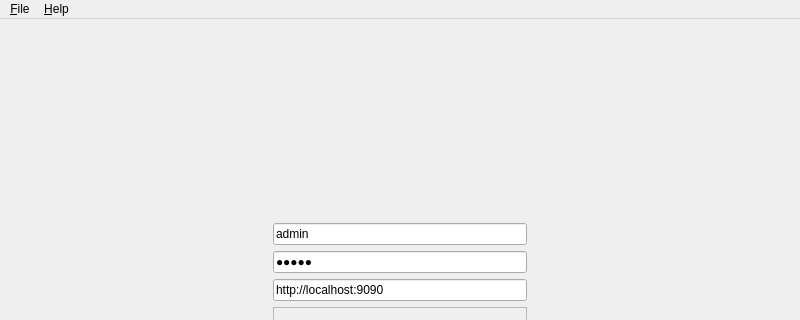
This is app/Client/MainWindow/forms/main.ui in deskos-xp/MyMoneyMaker as Qt 5 draws it before an edit; both pictures show x 0 to 800 and y 0 to 320 of the 800 by 600 pixel window. The edited form follows.
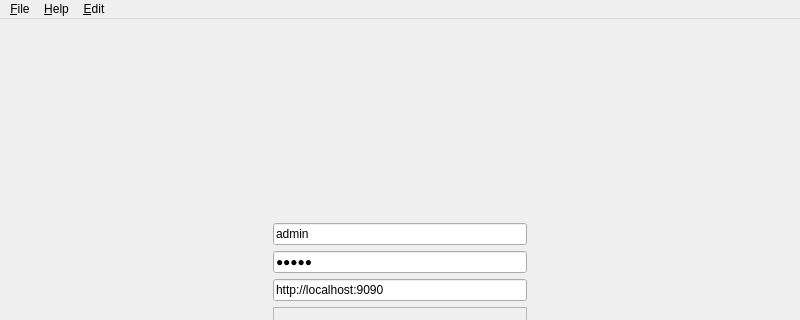
This is the edited form.

```diff
--- a/app/Client/MainWindow/forms/main.ui
+++ b/app/Client/MainWindow/forms/main.ui
@@ -204,7 +204,7 @@
      <x>0</x>
      <y>0</y>
      <width>800</width>
-     <height>32</height>
+     <height>30</height>
     </rect>
    </property>
    <widget class="QMenu" name="menu_File">
@@ -220,8 +220,15 @@
     </property>
     <addaction name="action_About"/>
    </widget>
+   <widget class="QMenu" name="menuEdit">
+    <property name="title">
+     <string>&amp;Edit</string>
+    </property>
+    <addaction name="action_Server_Settings"/>
+   </widget>
    <addaction name="menu_File"/>
    <addaction name="menu_Help"/>
+   <addaction name="menuEdit"/>
   </widget>
   <widget class="QStatusBar" name="statusbar"/>
   <action name="actionExit">
```
Left out of the diff: 5 changed lines with no effect on the pictures.
